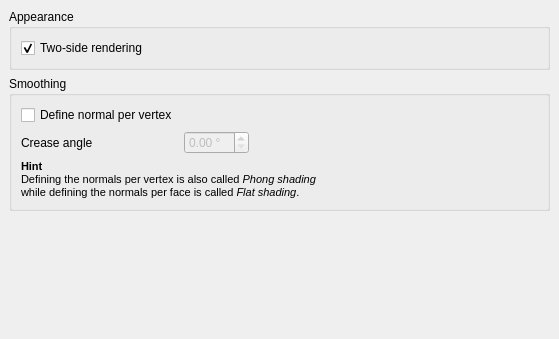
Above: src/Mod/Mesh/Gui/DlgSettingsMeshView.ui from berndhahnebach/All_FreeCAD before the change. Below: the same form after it.
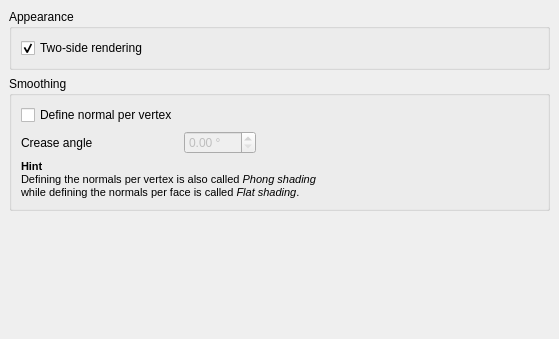
That is the form after the change. Custom widgets are drawn as their Qt base class.

The edit to the form file:
```diff
--- a/src/Mod/Mesh/Gui/DlgSettingsMeshView.ui
+++ b/src/Mod/Mesh/Gui/DlgSettingsMeshView.ui
@@ -125,6 +125,9 @@
         <property name="suffix" >
          <string> °</string>
         </property>
+        <property name="maximum" >
+         <double>180</double>
+        </property>
         <property name="prefEntry" stdset="0" >
          <cstring>CreaseAngle</cstring>
         </property>
```
Left out of the diff: 5 changed lines with no effect on the pictures.
